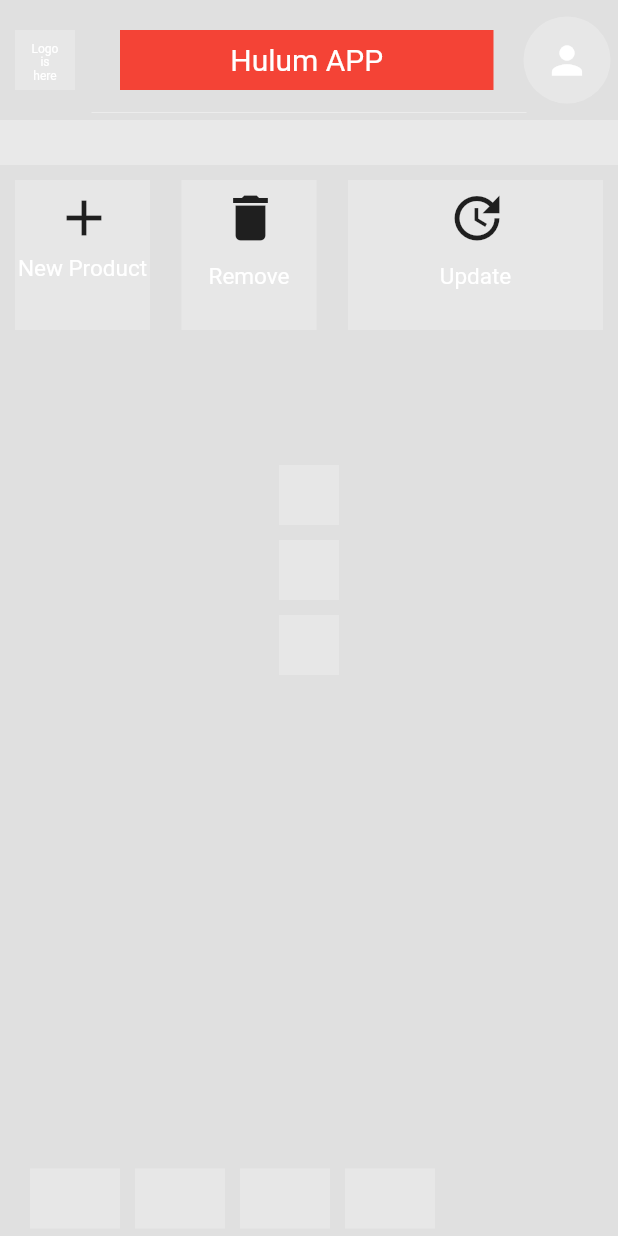
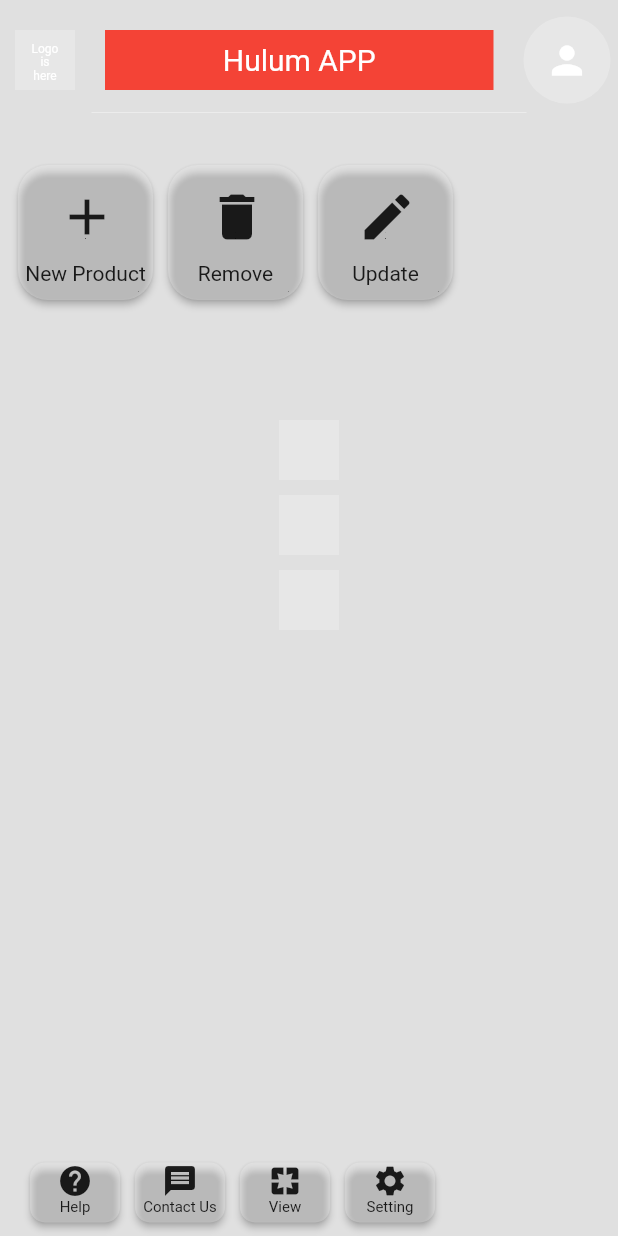
Before and after one commit to M00n-man92/hulumapp, a Flutter app: the Admin_Screen screen opened by its route, on a phone screen of 412 x 824 dp. Run offline on Flutter 3.47's test engine with Material 2 defaults, Android fonts, the phone set to English and light mode, and no system bars.

Commit message:
the add button works

```diff
--- a/lib/Screens/adminScreen.dart
+++ b/lib/Screens/adminScreen.dart
@@ -1,5 +1,5 @@
 import 'package:flutter/material.dart';
-import 'package:cupertino_icons/cupertino_icons.dart';
+import 'product.dart';
 
 class Admin_Screen extends StatefulWidget {
   static String id = 'admin_screen';
@@ -20,45 +20,14 @@ class _Admin_ScreenState extends State<Admin_Screen> {
               padding: EdgeInsets.fromLTRB(10, 10, 0, 0),
               child: Row(
                 children: <Widget>[
-                  Container(
-                    height: 40,
-                    width: 40,
-                    color: Colors.white24,
-                    child: Padding(
-                      padding: EdgeInsets.only(left: 10, top: 8, right: 10),
-                      child: Text('Logo is here',
-                          textAlign: TextAlign.center,
-                          style: TextStyle(color: Colors.white, fontSize: 8)),
-                    ),
-                  ),
-                  SizedBox(
-                    width: 10,
-                  ),
+                  containerr(Colors.white24, 40, 40, 'Logo is here', 8),
+                  SizedBoss(10, 0),
                   Expanded(
                     child: Padding(
                         padding: EdgeInsets.all(10),
-                      child: Container(
-                        height: 40,
-                        width: 40,
-                        margin: EdgeInsets.only(left: 10),
-                        color: Colors.red,
-                        child: Padding(
-                          padding: EdgeInsets.only(left: 10, top: 8, right: 10),
-                          child: Text(
-                            'Hulum APP',
-                            textAlign: TextAlign.center,
-                            style: TextStyle(
-                              color: Colors.white,
-                              fontSize: 20,
+                        child: containerr(Colors.red, 40, 40, 'Hulum APP', 20)),
                   ),
-                          ),
-                        ),
-                      ),
-                    ),
-                  ),
-                  SizedBox(
-                    width: 10,
-                  ),
+                  SizedBoss(10, 0),
                   Padding(
                       padding: EdgeInsets.only(right: 5),
                       child: CircleAvatar(
@@ -73,95 +42,53 @@ class _Admin_ScreenState extends State<Admin_Screen> {
                 ],
               ),
             ),
-            SizedBox(
-              height: 10,
-              width: 290,
-              child: Divider(
+            SizedBoss(
+                290,
+                10,
+                Divider(
                   color: Colors.white38,
                   height: 10,
+                )),
+            SizedBoss(
+              0,
+              30,
+              Container(
+                color: Colors.white,
               ),
             ),
-            SizedBox(
-              height: 30,
-              child: Container(
-                color: Colors.white30,
+            Padding(
+              padding: const EdgeInsets.only(
+                left: 12,
+                right: 5,
               ),
-            ),
-            Row(
+              child: Row(
                 children: <Widget>[
-                Container(
-                  margin: EdgeInsets.all(10),
-                  height: 100,
-                  width: 90,
-                  color: Colors.white24,
-                  child: Column(
-                    children: <Widget>[
-                      Padding(
-                        padding: EdgeInsets.only(left: 2, top: 5),
-                        child: Icon(
+                  butn(
+                      Icon(
                         Icons.add,
                         size: 40,
                       ),
-                      ),
-                      SizedBox(height: 5),
-                      Container(
-                        child: Text(
-                          'New Product',
-                          style: TextStyle(fontSize: 15, color: Colors.white),
-                        ),
-                      )
-                    ],
-                  ),
-                ),
-                SizedBox(
-                  width: 1,
-                ),
-                Container(
-                  margin: EdgeInsets.all(10),
-                  height: 100,
-                  width: 90,
-                  color: Colors.white24,
-                  child: Column(
-                    children: <Widget>[
-                      Padding(
-                        padding: EdgeInsets.only(left: 2, top: 5),
-                        child: Icon(
+                      'New Product', () {
+                    Navigator.pushNamed(context, Products.id);
+                  }),
+                  SizedBoss(10, 0),
+                  butn(
+                      Icon(
                         Icons.delete,
                         size: 40,
                       ),
+                      'Remove',
+                      () {}),
+                  SizedBoss(10, 0),
+                  butn(
+                      Icon(
+                        Icons.edit,
+                        size: 40,
                       ),
-                      SizedBox(
-                        height: 10,
-                      ),
-                      Text('Remove',
-                          style: TextStyle(color: Colors.white, fontSize: 15))
+                      'Update',
+                      () {})
                 ],
               ),
-                ),
-                SizedBox(
-                  width: 1,
-                ),
-                Expanded(
-                  child: Container(
-                    margin: EdgeInsets.all(10),
-                    height: 100,
-                    width: 100,
-                    color: Colors.white24,
-                    child: Column(
-                      children: <Widget>[
-                        Padding(
-                            padding: EdgeInsets.only(left: 2, top: 5),
-                            child: Icon(Icons.update, size: 40)),
-                        SizedBox(height: 10),
-                        Text(
-                          'Update',
-                          style: TextStyle(color: Colors.white, fontSize: 15),
-                        )
-                      ],
-                    ),
-                  ),
-                )
-              ],
             ),
             Padding(
               padding: EdgeInsets.only(left: 30.0, right: 30.0, top: 80.0),
@@ -174,19 +101,13 @@ class _Admin_ScreenState extends State<Admin_Screen> {
                       width: 40,
                       color: Colors.white24,
                     ),
-                    SizedBox(
-                      height: 10,
-                      width: 10,
-                    ),
+                    SizedBoss(10, 10),
                     Container(
                       height: 40,
                       width: 40,
                       color: Colors.white24,
                     ),
-                    SizedBox(
-                      height: 10,
-                      width: 10,
-                    ),
+                    SizedBoss(10, 10),
                     Container(
                       height: 40,
                       width: 40,
@@ -207,17 +128,16 @@ class _Admin_ScreenState extends State<Admin_Screen> {
                 ),
                 child: Row(
                   children: <Widget>[
-                    Container(width: 60, height: 40, color: Colors.white24),
-                    SizedBox(width: 10),
-                    Container(width: 60, height: 40, color: Colors.white24),
-                    SizedBox(
-                      width: 10,
-                    ),
-                    Container(width: 60, height: 40, color: Colors.white24),
-                    SizedBox(
-                      width: 10,
-                    ),
-                    Container(width: 60, height: 40, color: Colors.white24),
+                    FootButton(() {}, Icon(Icons.help), 'Help', 60, 40, 10),
+                    //  Container(width: 60, height: 40, color: Colors.white24),
+                    SizedBoss(10, 0),
+                    FootButton(
+                        () {}, Icon(Icons.message), 'Contact Us', 60, 40, 10),
+                    SizedBoss(10, 0),
+                    FootButton(() {}, Icon(Icons.pages), 'View', 60, 40, 10),
+                    SizedBoss(10, 0),
+                    FootButton(
+                        () {}, Icon(Icons.settings), 'Setting', 60, 40, 10),
                   ],
                 ),
               ),
@@ -228,3 +148,106 @@ class _Admin_ScreenState extends State<Admin_Screen> {
     );
   }
 }
+
+class containerr extends StatelessWidget {
+  final String textt;
+  final Color colourr;
+  final double heightt, widthh;
+  final double fontsize;
+
+  containerr(
+    this.colourr,
+    this.heightt,
+    this.widthh,
+    this.textt,
+    this.fontsize,
+  );
+  @override
+  Widget build(BuildContext context) {
+    return Container(
+      height: heightt,
+      width: widthh,
+      color: colourr,
+      child: Padding(
+        padding: EdgeInsets.only(left: 10, top: 8, right: 10),
+        child: Text(textt,
+            textAlign: TextAlign.center,
+            style: TextStyle(color: Colors.white, fontSize: fontsize)),
+      ),
+    );
+  }
+}
+
+class butn extends StatelessWidget {
+  final String text;
+  final Icon icon;
+  final Function onpressed;
+  butn(this.icon, this.text, this.onpressed);
+
+  @override
+  Widget build(BuildContext context) {
+    return RawMaterialButton(
+      shape: RoundedRectangleBorder(
+          side: BorderSide.none, borderRadius: BorderRadius.circular(20)),
+      constraints: BoxConstraints.expand(width: 90, height: 90),
+      //highlightElevation: 0.0,
+      onPressed: onpressed,
+      fillColor: Colors.white24,
+
+      child: Column(
+        crossAxisAlignment: CrossAxisAlignment.center,
+        mainAxisAlignment: MainAxisAlignment.center,
+        children: <Widget>[
+          Padding(padding: EdgeInsets.only(left: 2, top: 5), child: icon),
+          SizedBox(height: 10),
+          Text(
+            text,
+            //  style: TextStyle(color: Colors.black12, fontSize: 15),
+          )
+        ],
+      ),
+    );
+  }
+}
+
+class FootButton extends StatelessWidget {
+  final Function onpressed;
+  final Icon icon;
+  final String text;
+  final double width, lenght, radius;
+  FootButton(this.onpressed, this.icon, this.text,
+      [this.width, this.lenght, this.radius]);
+  @override
+  Widget build(BuildContext context) {
+    return RawMaterialButton(
+      onPressed: onpressed,
+      child: Column(
+        children: <Widget>[
+          icon,
+          Text(
+            text,
+            style: TextStyle(fontSize: 10),
+          )
+        ],
+      ),
+      constraints: BoxConstraints.expand(width: width, height: lenght),
+      shape: RoundedRectangleBorder(
+          side: BorderSide.none, borderRadius: BorderRadius.circular(radius)),
+      fillColor: Colors.white24,
+    );
+  }
+}
+
+class SizedBoss extends StatelessWidget {
+  final double widht, length;
+  final Widget kid;
+  SizedBoss(this.widht, this.length, [this.kid]);
+  @override
+  Widget build(BuildContext context) {
+    return SizedBox(
+      width: widht,
+      height: length,
+      child: kid,
+    );
+  }
+}
```
Also changed, not shown: lib/Screens/product.dart (added, +129 -0 lines). Lines whose indentation alone changed are shown as unchanged.
